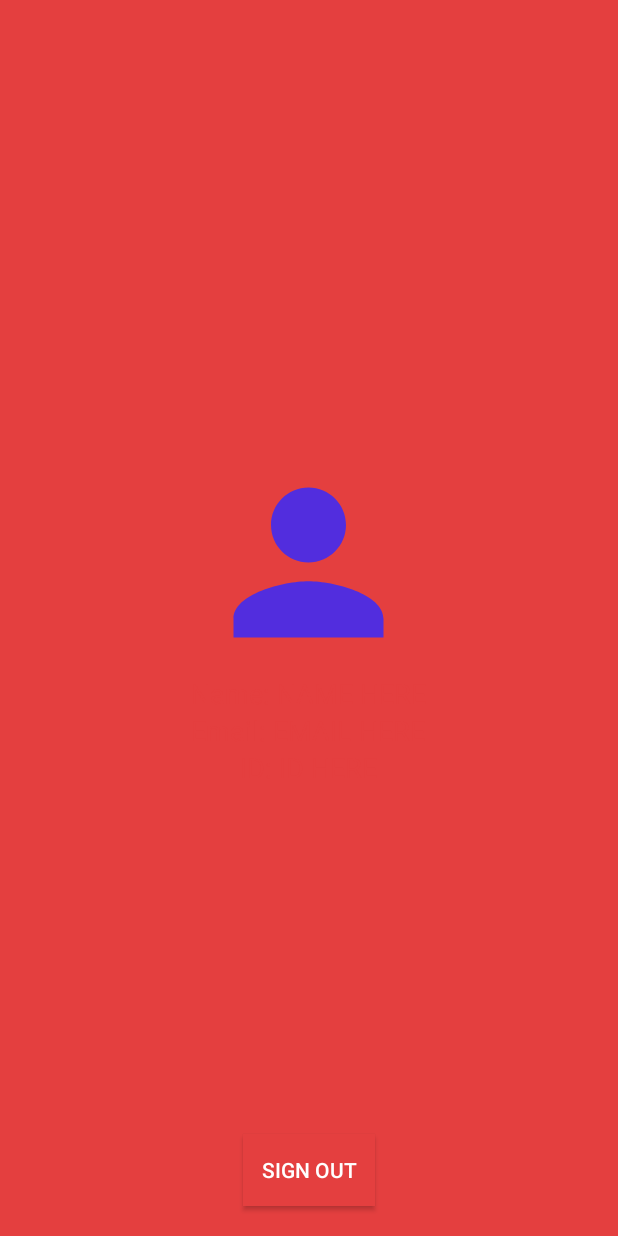
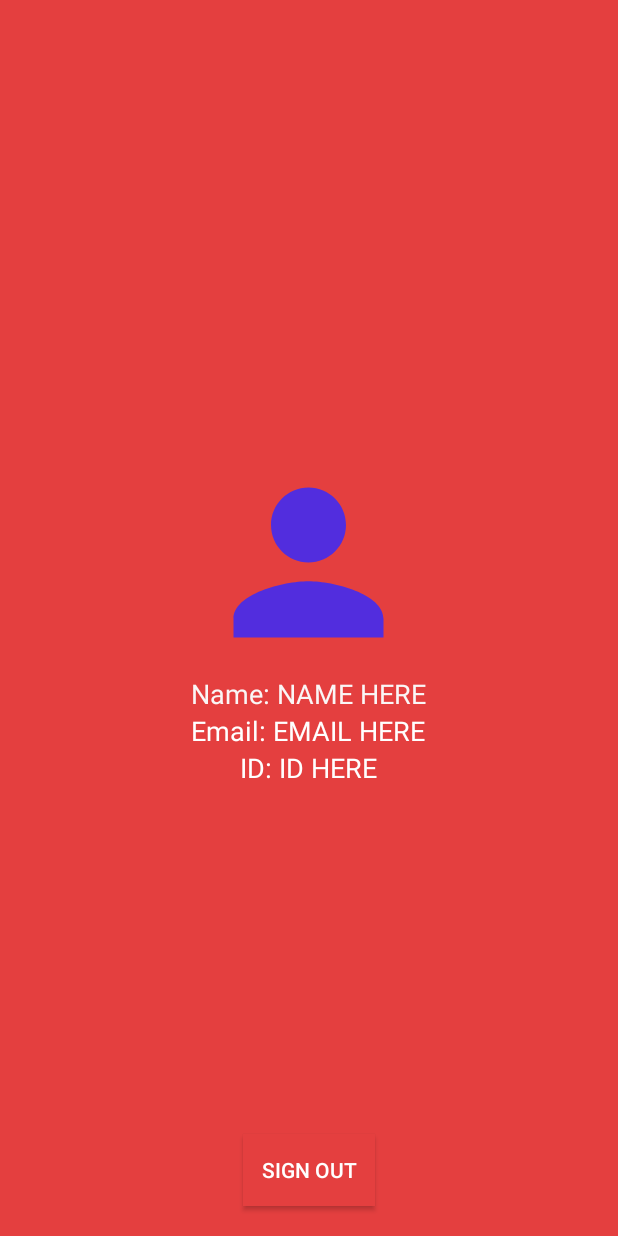
Before and after one commit to aktcs123/FireBase, an Android app: the GmailActivity screen opened directly, with no data from a screen before it, on a phone screen of 412 x 824 dp. Run offline under Robolectric (Android 15) with nearby library versions, the phone set to English and light mode, and no system bars.

```diff
--- a/app/src/main/java/com/example/firebase/PhoneNumberActivity.java
+++ b/app/src/main/java/com/example/firebase/PhoneNumberActivity.java
@@ -67,6 +67,7 @@ public class PhoneNumberActivity extends AppCompatActivity implements View.OnCli
             public void onCodeSent(String verificationId,
                                    PhoneAuthProvider.ForceResendingToken token) {
                 Toast.makeText(PhoneNumberActivity.this, "Code Sent", Toast.LENGTH_SHORT).show();
+                mVerificationId = verificationId;
                 mResendToken = token; //Add this line to save the resend token
             }
         };
--- a/app/src/main/res/layout/activity_gmail.xml
+++ b/app/src/main/res/layout/activity_gmail.xml
@@ -19,30 +19,33 @@
             android:background="@drawable/ic_person_black_24dp"
             android:layout_gravity="center"
             android:id="@+id/photo"/>
+
         <TextView
+            android:id="@+id/name"
             android:layout_width="wrap_content"
             android:layout_height="wrap_content"
-            android:id="@+id/name"
+            android:layout_gravity="center"
             android:text="Name: NAME HERE"
-            android:textSize="18sp"
-            android:textColor="@color/primary"
-            android:layout_gravity="center"/>
+            android:textColor="#FAF6F6"
+            android:textSize="18sp" />
+
         <TextView
+            android:id="@+id/email"
             android:layout_width="wrap_content"
             android:layout_height="wrap_content"
-            android:id="@+id/email"
+            android:layout_gravity="center"
             android:text="Email: EMAIL HERE"
-            android:textSize="18sp"
-            android:textColor="@color/primary"
-            android:layout_gravity="center"/>
+            android:textColor="#FFFFFF"
+            android:textSize="18sp" />
+
         <TextView
+            android:id="@+id/id"
             android:layout_width="wrap_content"
             android:layout_height="wrap_content"
-            android:id="@+id/id"
+            android:layout_gravity="center"
             android:text="ID: ID HERE"
-            android:textSize="18sp"
-            android:textColor="@color/primary"
-            android:layout_gravity="center"/>
+            android:textColor="#FFFFFF"
+            android:textSize="18sp" />
 
     </LinearLayout>
 
```
